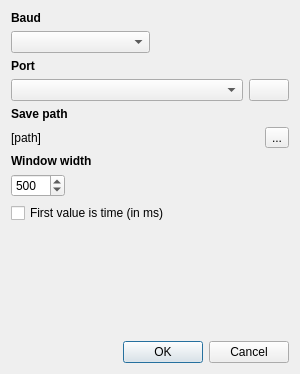
The window that ui/settings_dlg.ui (antgon/microdaq) describes before a commit, drawn with Qt 5.
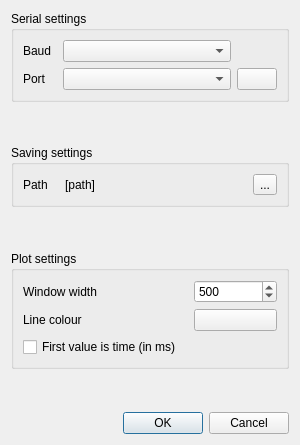
The same window after the commit. Icons and pictures are not drawn.

Commit message: Added option for choosing curve colour

```diff
--- a/ui/settings_dlg.ui
+++ b/ui/settings_dlg.ui
@@ -7,21 +7,25 @@
     <x>0</x>
     <y>0</y>
     <width>300</width>
-    <height>374</height>
+    <height>445</height>
    </rect>
   </property>
   <property name="windowTitle">
    <string>Settings</string>
   </property>
-  <layout class="QVBoxLayout" name="verticalLayout_5">
-   <item>
     <layout class="QVBoxLayout" name="verticalLayout">
      <item>
+    <widget class="QGroupBox" name="groupBox">
+     <property name="title">
+      <string>Serial settings</string>
+     </property>
+     <layout class="QGridLayout" name="gridLayout" columnstretch="1,5,1">
+      <item row="0" column="0">
       <widget class="QLabel" name="label">
        <property name="font">
         <font>
-         <weight>75</weight>
-         <bold>true</bold>
+          <weight>50</weight>
+          <bold>false</bold>
         </font>
        </property>
        <property name="text">
@@ -29,40 +33,19 @@
        </property>
       </widget>
      </item>
-     <item>
-      <layout class="QHBoxLayout" name="horizontalLayout" stretch="1,1">
-       <item>
+      <item row="0" column="1">
         <widget class="QComboBox" name="baudComboBox">
          <property name="toolTip">
           <string>Baud rate</string>
          </property>
         </widget>
        </item>
-       <item>
-        <spacer name="horizontalSpacer">
-         <property name="orientation">
-          <enum>Qt::Horizontal</enum>
-         </property>
-         <property name="sizeHint" stdset="0">
-          <size>
-           <width>40</width>
-           <height>20</height>
-          </size>
-         </property>
-        </spacer>
-       </item>
-      </layout>
-     </item>
-    </layout>
-   </item>
-   <item>
-    <layout class="QVBoxLayout" name="verticalLayout_2">
-     <item>
+      <item row="1" column="0">
       <widget class="QLabel" name="label_2">
        <property name="font">
         <font>
-         <weight>75</weight>
-         <bold>true</bold>
+          <weight>50</weight>
+          <bold>false</bold>
         </font>
        </property>
        <property name="text">
@@ -70,16 +53,14 @@
        </property>
       </widget>
      </item>
-     <item>
-      <layout class="QHBoxLayout" name="horizontalLayout_2" stretch="6,1">
-       <item>
+      <item row="1" column="1">
         <widget class="QComboBox" name="portComboBox">
          <property name="toolTip">
           <string>Serial port(s) available</string>
          </property>
         </widget>
        </item>
-       <item>
+      <item row="1" column="2">
         <widget class="QPushButton" name="portRefreshButton">
          <property name="toolTip">
           <string>Scan serial ports</string>
@@ -94,27 +75,41 @@
         </widget>
        </item>
       </layout>
-     </item>
-    </layout>
+    </widget>
+   </item>
+   <item>
+    <spacer name="verticalSpacer_3">
+     <property name="orientation">
+      <enum>Qt::Vertical</enum>
+     </property>
+     <property name="sizeHint" stdset="0">
+      <size>
+       <width>20</width>
+       <height>40</height>
+      </size>
+     </property>
+    </spacer>
    </item>
    <item>
-    <layout class="QVBoxLayout" name="verticalLayout_3">
-     <item>
+    <widget class="QGroupBox" name="groupBox_3">
+     <property name="title">
+      <string>Saving settings</string>
+     </property>
+     <layout class="QGridLayout" name="gridLayout_3" columnstretch="1,5,1">
+      <item row="0" column="0">
       <widget class="QLabel" name="label_3">
        <property name="font">
         <font>
-         <weight>75</weight>
-         <bold>true</bold>
+          <weight>50</weight>
+          <bold>false</bold>
         </font>
        </property>
        <property name="text">
-        <string>Save path</string>
+         <string>Path</string>
        </property>
       </widget>
      </item>
-     <item>
-      <layout class="QHBoxLayout" name="horizontalLayout_3" stretch="0,1">
-       <item>
+      <item row="0" column="1">
         <widget class="QLabel" name="savePathLabel">
          <property name="toolTip">
           <string>Path for saving data</string>
@@ -124,7 +119,7 @@
          </property>
         </widget>
        </item>
-       <item>
+      <item row="0" column="2">
         <widget class="QToolButton" name="savePathButton">
          <property name="toolTip">
           <string>Choose a path for saving data</string>
@@ -135,17 +130,33 @@
         </widget>
        </item>
       </layout>
-     </item>
-    </layout>
+    </widget>
+   </item>
+   <item>
+    <spacer name="verticalSpacer">
+     <property name="orientation">
+      <enum>Qt::Vertical</enum>
+     </property>
+     <property name="sizeHint" stdset="0">
+      <size>
+       <width>20</width>
+       <height>40</height>
+      </size>
+     </property>
+    </spacer>
    </item>
    <item>
-    <layout class="QVBoxLayout" name="verticalLayout_4">
-     <item>
+    <widget class="QGroupBox" name="groupBox_2">
+     <property name="title">
+      <string>Plot settings</string>
+     </property>
+     <layout class="QGridLayout" name="gridLayout_2" columnstretch="2,1">
+      <item row="0" column="0">
       <widget class="QLabel" name="label_4">
        <property name="font">
         <font>
-         <weight>75</weight>
-         <bold>true</bold>
+          <weight>50</weight>
+          <bold>false</bold>
         </font>
        </property>
        <property name="text">
@@ -153,9 +164,7 @@
        </property>
       </widget>
      </item>
-     <item>
-      <layout class="QHBoxLayout" name="horizontalLayout_4">
-       <item>
+      <item row="0" column="1">
         <widget class="QSpinBox" name="widthSpinBox">
          <property name="toolTip">
           <string>Window width in number of samples</string>
@@ -171,24 +180,24 @@
          </property>
         </widget>
        </item>
-       <item>
-        <spacer name="horizontalSpacer_2">
-         <property name="orientation">
-          <enum>Qt::Horizontal</enum>
-         </property>
-         <property name="sizeHint" stdset="0">
-          <size>
-           <width>40</width>
-           <height>20</height>
-          </size>
-         </property>
-        </spacer>
-       </item>
-      </layout>
-     </item>
-    </layout>
-   </item>
-   <item>
+      <item row="1" column="0">
+       <widget class="QLabel" name="label_5">
+        <property name="text">
+         <string>Line colour</string>
+        </property>
+       </widget>
+      </item>
+      <item row="1" column="1">
+       <widget class="QPushButton" name="colourPushButton">
+        <property name="toolTip">
+         <string>Colour of the curves</string>
+        </property>
+        <property name="text">
+         <string/>
+        </property>
+       </widget>
+      </item>
+      <item row="2" column="0" colspan="2">
     <widget class="QCheckBox" name="firstIsXcheckBox">
      <property name="toolTip">
       <string>The first input value is time in milliseconds</string>
@@ -198,8 +207,11 @@
      </property>
     </widget>
    </item>
+     </layout>
+    </widget>
+   </item>
    <item>
-    <spacer name="verticalSpacer_4">
+    <spacer name="verticalSpacer_2">
      <property name="orientation">
       <enum>Qt::Vertical</enum>
      </property>
```
Lines whose indentation alone changed are shown as unchanged. The commit also changes 2 other files.
